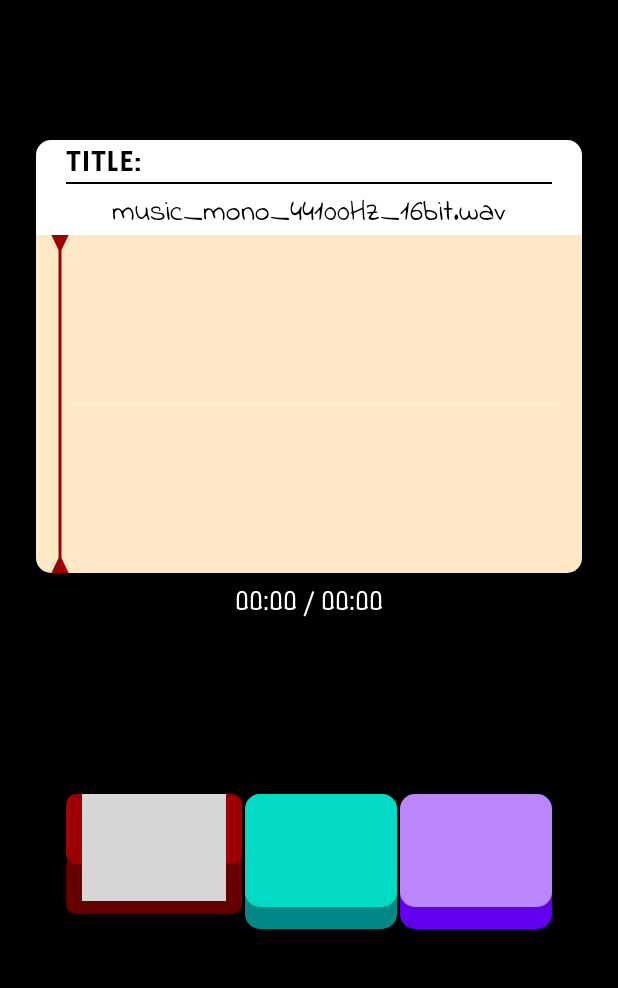
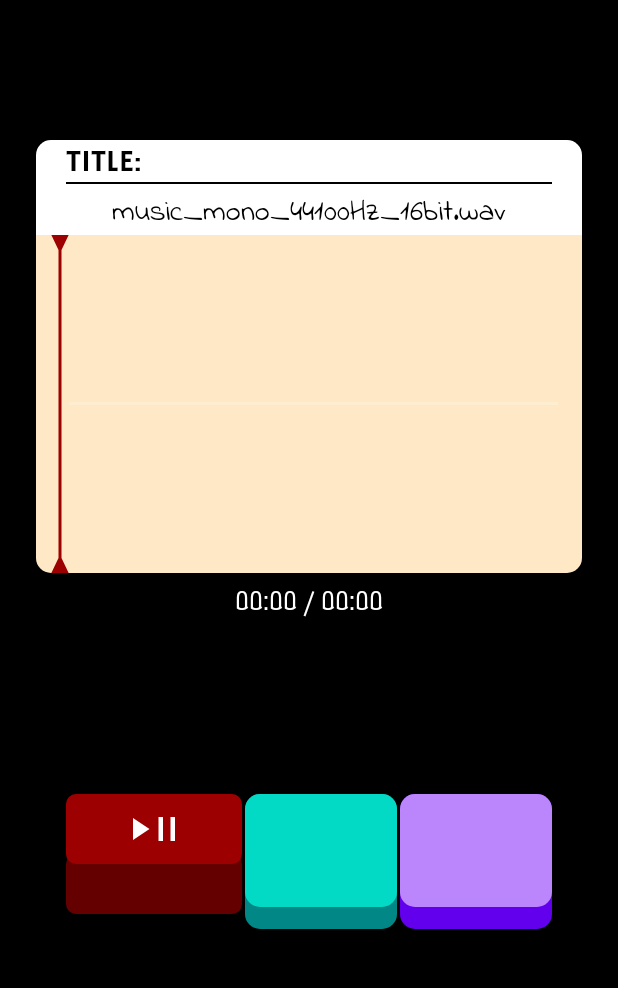
Before and after one commit to louisemalvin/Retrowave, an Android app: the layout activity_main.xml on its own in the app's theme, with its tools: preview values and no code run, on a phone screen of 412 x 824 dp, the part 92-1080 px from its top. Run offline under Robolectric (Android 15) with nearby library versions, the light colour scheme and no system bars.

Commit message:
feat: Add lock feature to button
- Added basic implementation of button lock
- Added documentation for custom button
- Added placeholder icon

```diff
--- a/app/src/main/java/com/paradoxcat/waveviewer/MainActivity.kt
+++ b/app/src/main/java/com/paradoxcat/waveviewer/MainActivity.kt
@@ -52,7 +52,8 @@ class MainActivity : AppCompatActivity() {
 //            }
 //        }
         _binding.rewindButton.setOnClickListener {
-            _binding.rewindButton.setData(0.0f)
+            _binding.rewindButton.togglePush(true)
+            mainViewModel.togglePlayPause()
         }
 
 
@@ -106,6 +107,9 @@ class MainActivity : AppCompatActivity() {
         }
         mainViewModel.isPlaying.observe(this) { isPlaying ->
             _binding.playbackIndicatorView.setData(isPlaying)
+            if (!isPlaying) {
+                _binding.rewindButton.toggleRelease()
+            }
         }
         mainViewModel.duration.observe(this) { duration ->
             _binding.durationTextView.text = getFormattedTime(duration)
--- a/app/src/main/java/com/paradoxcat/waveviewer/view/LayeredButton.kt
+++ b/app/src/main/java/com/paradoxcat/waveviewer/view/LayeredButton.kt
@@ -5,21 +5,34 @@ import android.content.Context
 import android.graphics.Canvas
 import android.graphics.Color
 import android.graphics.Paint
+import android.graphics.PorterDuffColorFilter
 import android.graphics.Rect
 import android.graphics.RectF
 import android.graphics.drawable.Drawable
 import android.util.AttributeSet
+import android.util.Log
 import android.view.View
+import android.view.animation.AccelerateDecelerateInterpolator
+import android.view.animation.AccelerateInterpolator
 import com.paradoxcat.waveviewer.R
 import kotlin.math.ceil
 
+/**
+ * Modular layered-button view for 3d touch-like interaction.
+ *
+ * Additional customization is done through XML attributes.
+ * See the XML resource file for more details.
+ */
 class LayeredButton(context: Context, attrs: AttributeSet?) : View(context, attrs) {
 
     companion object {
-        const val DEFAULT_HEIGHT_DIFFERENCE = 50f
+        const val TAG = "LayeredButton"
+        const val DEFAULT_MAX_HEIGHT_DIFFERENCE = 50f
         const val DEFAULT_CORNER_RADIUS = 10f
+        const val DEFAULT_LOCKED_HEIGHT_SCALE_FACTOR = 0.3f
         const val DEFAULT_TOP_LAYER_COLOR = "#FF0000"
         const val DEFAULT_BOTTOM_LAYER_COLOR = "#650000"
+        const val DEFAULT_ICON_COLOR = "#FFFFFF"
     }
 
     private lateinit var topRect: RectF
@@ -28,8 +41,13 @@ class LayeredButton(context: Context, attrs: AttributeSet?) : View(context, attr
     private val topLayerPaint = Paint()
     private val bottomLayerPaint = Paint()
 
-    private var heightDifference: Float = DEFAULT_HEIGHT_DIFFERENCE
+    private var lockScaleFactor = DEFAULT_LOCKED_HEIGHT_SCALE_FACTOR
+    private var cornerRadius = DEFAULT_CORNER_RADIUS
+    private var maxHeight = DEFAULT_MAX_HEIGHT_DIFFERENCE
+    private var currentMaxHeight = DEFAULT_MAX_HEIGHT_DIFFERENCE
+    private var currentHeight = DEFAULT_MAX_HEIGHT_DIFFERENCE
     private var icon: Drawable? = null
+    private var isLocked = false
 
     init {
         initTypedArrayOrDefault(attrs)
@@ -40,6 +58,7 @@ class LayeredButton(context: Context, attrs: AttributeSet?) : View(context, attr
      */
     private fun initTypedArrayOrDefault(attrs: AttributeSet?) {
         val typedArray = context.obtainStyledAttributes(attrs, R.styleable.LayeredButton)
+        // get color value
         topLayerPaint.color = typedArray.getColor(
             R.styleable.LayeredButton_topLayerColor,
             Color.parseColor(DEFAULT_TOP_LAYER_COLOR)
@@ -48,23 +67,45 @@ class LayeredButton(context: Context, attrs: AttributeSet?) : View(context, attr
             R.styleable.LayeredButton_bottomLayerColor,
             Color.parseColor(DEFAULT_BOTTOM_LAYER_COLOR)
         )
-        heightDifference = typedArray.getDimension(
+        // get max height difference
+        maxHeight = typedArray.getDimension(
             R.styleable.LayeredButton_heightDifference,
-            DEFAULT_HEIGHT_DIFFERENCE
+            DEFAULT_MAX_HEIGHT_DIFFERENCE
         )
+        currentMaxHeight = maxHeight
+        currentHeight = maxHeight
+        // get corner radius value
+        cornerRadius = typedArray.getDimension(
+            R.styleable.LayeredButton_cornerRadius,
+            DEFAULT_CORNER_RADIUS
+        )
+        // get icon reference and color
         icon = typedArray.getDrawable(R.styleable.LayeredButton_icon)
+        icon?.colorFilter = PorterDuffColorFilter(
+            typedArray.getColor(
+                R.styleable.LayeredButton_iconColor,
+                Color.parseColor(DEFAULT_ICON_COLOR)
+            ),
+            android.graphics.PorterDuff.Mode.SRC_IN
+        )
+        // xml read finished, recycle the typed array
         typedArray.recycle()
     }
 
-    override fun onSizeChanged(w: Int, h: Int, oldw: Int, oldh: Int) {
-        super.onSizeChanged(w, h, oldw, oldh)
-        topRect = RectF(0f, 0f, w.toFloat(), h.toFloat() - heightDifference)
+    /**
+     * Initialize draw size after height and width are known.
+     */
+    override fun onSizeChanged(width: Int, height: Int, oldWidth: Int, oldHeight: Int) {
+        super.onSizeChanged(width, height, oldWidth, oldHeight)
+        // initialize how the buttons should look like
+        topRect = RectF(0f, 0f, width.toFloat(), height.toFloat() - currentHeight)
         bottomRect = RectF(
             0f,
-            h.toFloat() - DEFAULT_HEIGHT_DIFFERENCE - DEFAULT_CORNER_RADIUS,
-            w.toFloat(),
-            h.toFloat()
+            height.toFloat() - DEFAULT_MAX_HEIGHT_DIFFERENCE - DEFAULT_CORNER_RADIUS,
+            width.toFloat(),
+            height.toFloat()
         )
+        // adjust icon bounds to the center of the top layer
         icon?.bounds = createIconBounds(topRect, icon!!)
     }
 
@@ -85,33 +126,45 @@ class LayeredButton(context: Context, attrs: AttributeSet?) : View(context, attr
             DEFAULT_CORNER_RADIUS,
             topLayerPaint
         )
-
-        icon?.draw(canvas?: return)
+        icon?.draw(canvas ?: return)
     }
 
+    /**
+     * Move top layer and icon according to height difference.
+     */
     private fun setHeightDifference(heightDifference: Float) {
         var newHeight = heightDifference
+        // pre-condition checks
+        // button could not be pushed lower than bottom layer
         if (heightDifference < 0) {
-            throw IllegalArgumentException("Height difference cannot be negative")
+            Log.e(TAG, "Set height < 0.")
+            throw IllegalArgumentException("Height < 0")
         }
-        if (heightDifference > DEFAULT_HEIGHT_DIFFERENCE) {
-            newHeight = DEFAULT_HEIGHT_DIFFERENCE
+        // button can only be pushed up to the default value
+        if (heightDifference > maxHeight) {
+            Log.w(TAG, "Set height > maximum allowed.")
+            newHeight = currentMaxHeight
         }
-        if (newHeight == this.heightDifference) {
-            return
-        }
+        // return if height is the same
+//        if (newHeight == this.currentHeight) {
+//            Log.i(TAG, "Set height is the same as current. Skipping.")
+//            return
+//        }
+
+        // adjust top layer and icon to the new value
         topRect = RectF(
             0f,
-            0f + DEFAULT_HEIGHT_DIFFERENCE - heightDifference,
+            0f + maxHeight - newHeight,
             width.toFloat(),
-            height.toFloat() - heightDifference
+            height.toFloat() - newHeight
         )
         icon?.bounds = createIconBounds(topRect, icon!!)
-        this.heightDifference = newHeight
+        this.currentHeight = newHeight
+        // refresh the view (calls onDraw())
         invalidate()
     }
 
-    fun createIconBounds(topRect: RectF, icon: Drawable): Rect {
+    private fun createIconBounds(topRect: RectF, icon: Drawable): Rect {
         val iconWidth = icon.intrinsicWidth
         val iconHeight = icon.intrinsicHeight
 
@@ -123,16 +176,51 @@ class LayeredButton(context: Context, attrs: AttributeSet?) : View(context, attr
         return Rect(iconLeft, iconTop, iconRight, iconBottom)
     }
 
-    fun setData(heightDifference: Float) {
-        ObjectAnimator.ofFloat(
+    private fun getAnimator(vararg values: Float): ObjectAnimator {
+        // unpack varargs with * to array of values
+        return ObjectAnimator.ofFloat(
             this,
             "heightDifference",
-            this.heightDifference,
-            heightDifference,
-            DEFAULT_HEIGHT_DIFFERENCE
-        ).apply {
-            duration = 1000
-            start()
+            *values
+        )
+    }
+
+    fun setData(heightDifference: Float) {
+        val animator = getAnimator(currentHeight, heightDifference, currentMaxHeight)
+        animator.duration = 500
+        animator.interpolator = AccelerateDecelerateInterpolator()
+        animator.start()
+    }
+
+    fun togglePush(lock: Boolean) {
+        if (isLocked) {
+            return
+        }
+        // keeps the button 'pressed' if it is locked
+        if (lock) {
+            isLocked = true
+            currentMaxHeight = maxHeight * lockScaleFactor
+        }
+        val animator = getAnimator(currentHeight, 0f, currentMaxHeight)
+        animator.duration = 400
+        animator.interpolator = AccelerateDecelerateInterpolator()
+        animator.start()
+    }
+
+    fun toggleRelease() {
+        // unlock the button
+        if (isLocked) {
+            isLocked = false
+            currentMaxHeight = maxHeight
+            val animator = getAnimator(
+                currentHeight,
+                currentMaxHeight,
+                currentMaxHeight - 10f,
+                currentMaxHeight
+            )
+            animator.duration = 400
+            animator.interpolator = AccelerateInterpolator()
+            animator.start()
         }
     }
 }
--- /dev/null
+++ b/app/src/main/res/drawable/ic_play_pause.xml
@@ -0,0 +1,9 @@
+<vector xmlns:android="http://schemas.android.com/apk/res/android"
+    android:width="48dp"
+    android:height="48dp"
+    android:viewportWidth="960"
+    android:viewportHeight="960">
+  <path
+      android:fillColor="#FF000000"
+      android:pathData="M200,628v-296l220,148 -220,148ZM540,640v-320h60v320h-60ZM700,640v-320h60v320h-60Z"/>
+</vector>
```
Also changed, not shown: app/src/main/res/values/attrs.xml (+9 -0 lines).
